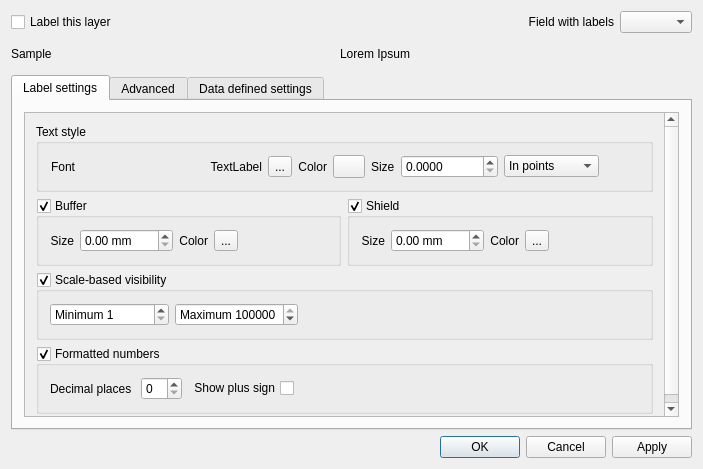
Before: the Qt Designer form src/ui/qgslabelingguibase.ui in timlinux/QGIS, drawn with Qt 5.
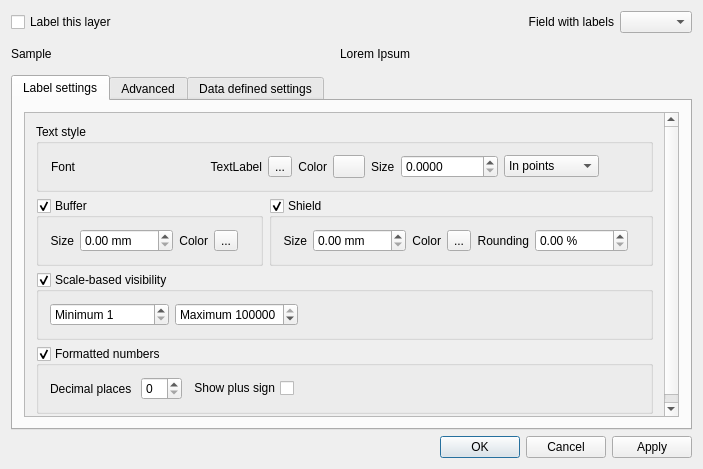
After: the same form once the commit is applied. Icons and pictures are not drawn. Custom widgets are drawn as their Qt base class.

Commit message: User selectable rounding for shield labels added.

The edit to the form file:
```diff
--- a/src/ui/qgslabelingguibase.ui
+++ b/src/ui/qgslabelingguibase.ui
@@ -130,8 +130,8 @@
            <rect>
             <x>0</x>
             <y>0</y>
-            <width>644</width>
-            <height>296</height>
+            <width>659</width>
+            <height>301</height>
            </rect>
           </property>
           <layout class="QGridLayout" name="gridLayout_17">
@@ -392,6 +392,29 @@
                </widget>
               </item>
               <item row="0" column="4">
+               <widget class="QLabel" name="label_38">
+                <property name="text">
+                 <string>Rounding</string>
+                </property>
+                <property name="alignment">
+                 <set>Qt::AlignRight|Qt::AlignTrailing|Qt::AlignVCenter</set>
+                </property>
+               </widget>
+              </item>
+              <item row="0" column="5">
+               <widget class="QDoubleSpinBox" name="spinShieldCornerRounding">
+                <property name="minimumSize">
+                 <size>
+                  <width>93</width>
+                  <height>0</height>
+                 </size>
+                </property>
+                <property name="suffix">
+                 <string> %</string>
+                </property>
+               </widget>
+              </item>
+              <item row="0" column="6">
                <spacer name="horizontalSpacer_6">
                 <property name="orientation">
                  <enum>Qt::Horizontal</enum>
```
Left out of the diff: 20 changed lines with no effect on the pictures. The commit also changes 5 other files.
